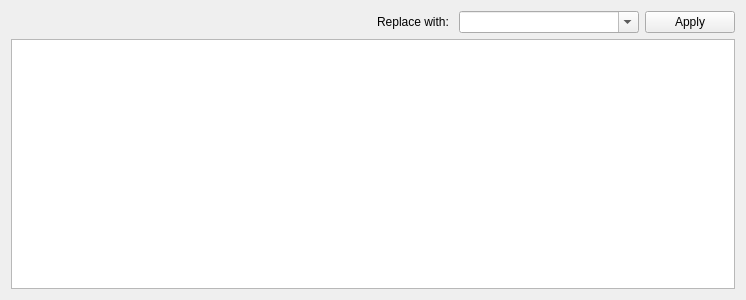
The window that plugins/grepview/grepoutputview.ui (KDE/kdevelop) describes before a commit, drawn with Qt 5.
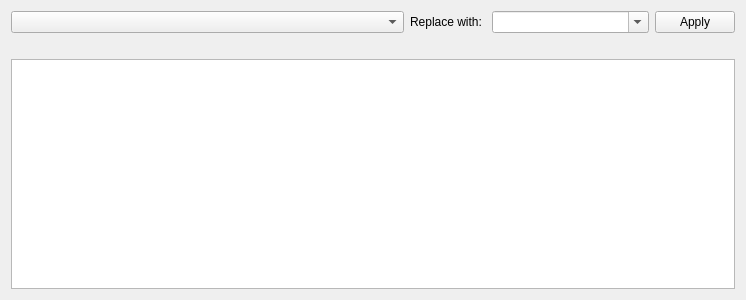
The same window after the commit. Custom widgets are drawn as their Qt base class.

Diff of the .ui file:
```diff
--- a/plugins/grepview/grepoutputview.ui
+++ b/plugins/grepview/grepoutputview.ui
@@ -20,16 +20,13 @@
          <number>0</number>
         </property>
         <item>
-         <widget class="QLabel" name="messageLabel">
+         <widget class="KComboBox" name="modelSelector">
           <property name="sizePolicy">
-           <sizepolicy hsizetype="Preferred" vsizetype="Preferred">
-            <horstretch>4</horstretch>
+           <sizepolicy hsizetype="Preferred" vsizetype="Fixed">
+            <horstretch>5</horstretch>
             <verstretch>0</verstretch>
            </sizepolicy>
           </property>
-          <property name="text">
-           <string/>
-          </property>
          </widget>
         </item>
         <item>
@@ -80,6 +77,19 @@
        </layout>
       </widget>
      </item>
+     <item>
+      <widget class="QLabel" name="messageLabel">
+       <property name="sizePolicy">
+        <sizepolicy hsizetype="Preferred" vsizetype="Preferred">
+         <horstretch>0</horstretch>
+         <verstretch>0</verstretch>
+        </sizepolicy>
+       </property>
+       <property name="text">
+        <string/>
+       </property>
+      </widget>
+     </item>
      <item>
       <widget class="QTreeView" name="resultsTreeView"/>
      </item>
```
